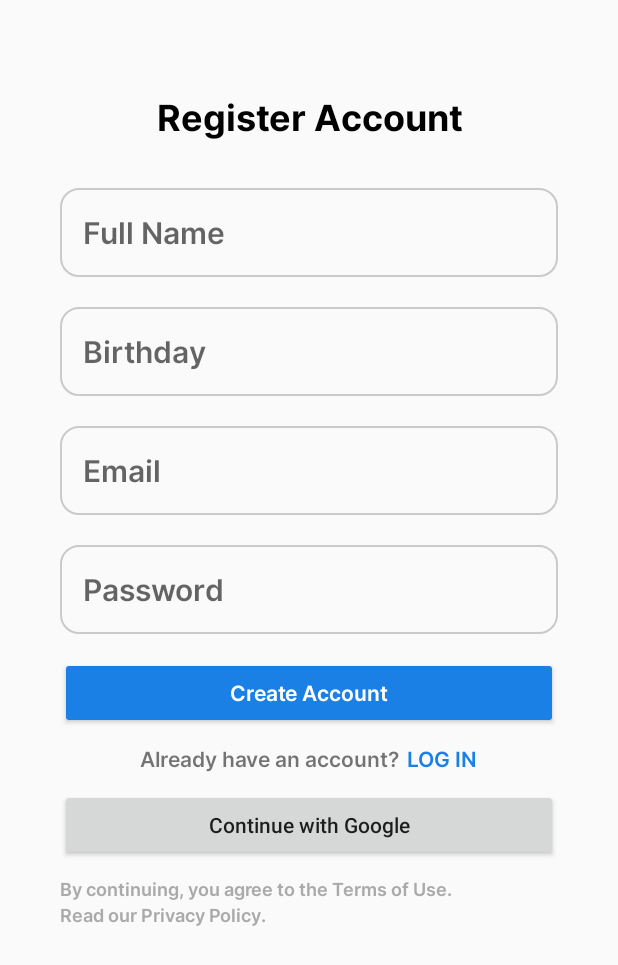
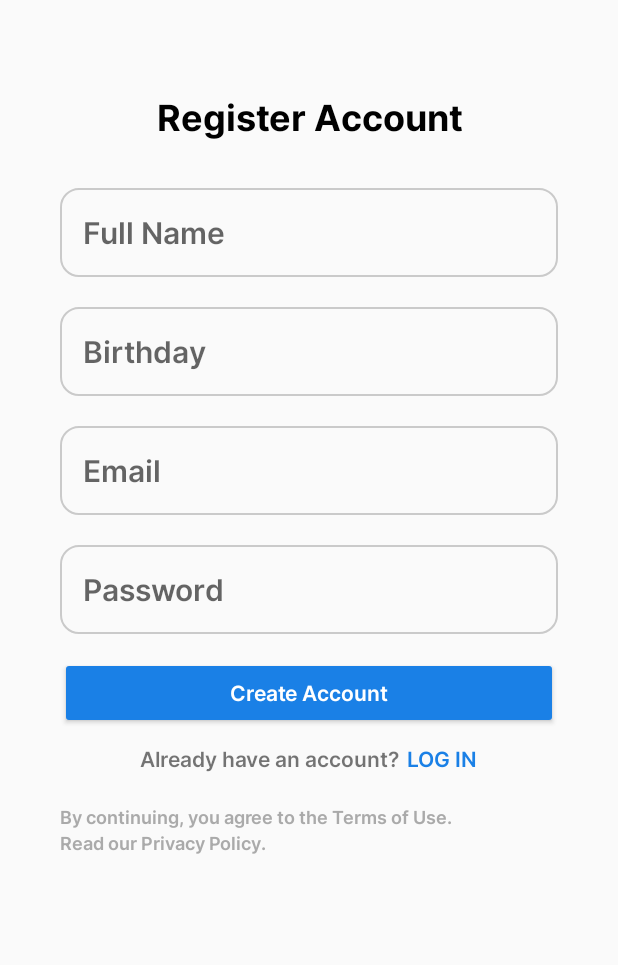
Before and after one commit to hans-cooo/MOBDEVE_FitMaster, an Android app built with Jetpack Compose: the RegisterAccount screen opened directly, with no data from a screen before it, on a phone screen of 412 x 824 dp. Shown: the top 965 px of the screen. Run offline under Robolectric (Android 15) with nearby library versions, the phone set to English and light mode, and no system bars; our stand-ins replace Firebase (no records; nobody signed in at launch, a user with empty details on screens opened directly).

Commit message:
removed Continue with Google button in register_account.xml

```diff
--- a/app/src/main/res/layout/register_account.xml
+++ b/app/src/main/res/layout/register_account.xml
@@ -128,13 +128,6 @@
 
         </LinearLayout>
 
-        <Button
-            android:id="@+id/btnGoogle"
-            android:layout_width="match_parent"
-            android:layout_height="wrap_content"
-            android:text="@string/continue_with_google"
-            android:textAllCaps="false" />
-
         <TextView
             android:id="@+id/tvwToS"
             android:layout_width="match_parent"
```
